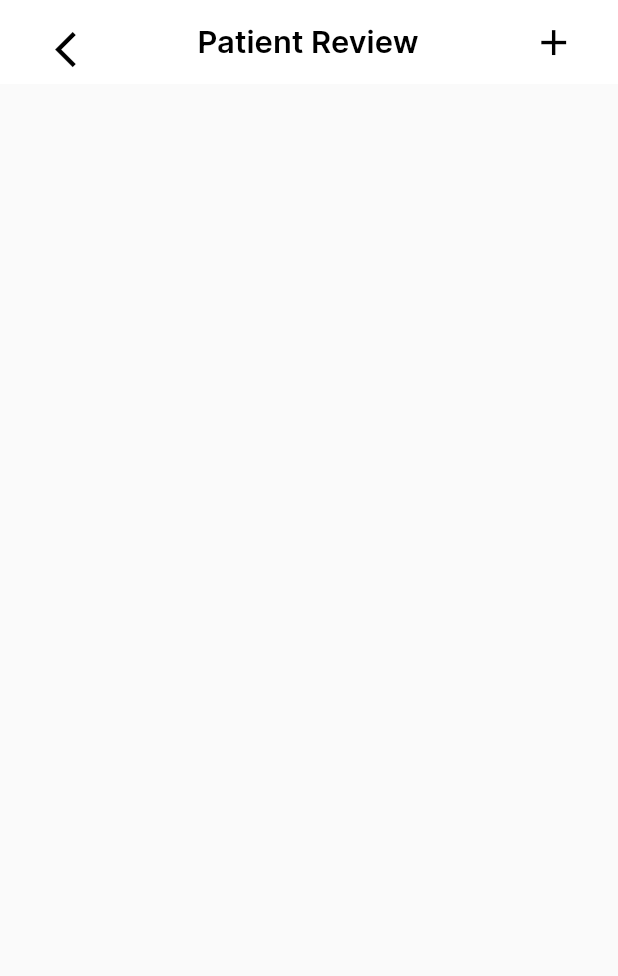
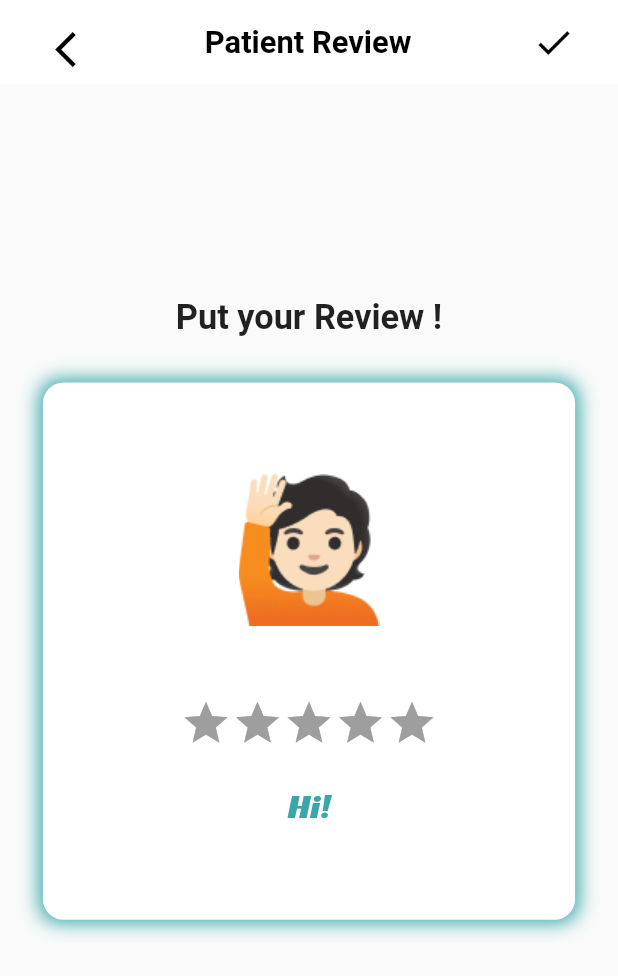
Before and after one commit to Euphoria-Team-Nutri-Mind-App-Website/NutriMind_Flutter, a Flutter app: the PatientAppointmentInDoctor screen opened by its route, after a tap on "Patient review", on a phone screen of 412 x 824 dp. Shown: the top 976 px of the screen. Run offline on Flutter 3.47's test engine with Material 2 defaults, Android fonts, the light colour scheme and no system bars; drawn by our look-alikes of flutter_rating_bar; our stand-ins replace animated_splash_screen, bloc, conditional_builder_null_safety, flutter_bloc, flutter_screenutil, numberpicker and 1 more; missing offline and left inert: flutter_verification_code; Roboto replaces fonts that are missing (Poppins).

Commit message:
Appointment&ReviewScreens_updates

```diff
--- a/lib/main.dart
+++ b/lib/main.dart
@@ -43,34 +43,25 @@ class MyApp extends StatelessWidget {
               'ContinueScreen': (context) => const ContinueScreen(),
               'PatientLoginScreen': (context) => const PatientLoginScreen(),
               'PatientSignUpScreen': (context) => PatientSignUpScreen(),
-              'PatientForgetPassword': (context) =>
-                  const PatientForgetPassword(),
-              'PatientVerificationScreen': (context) =>
-                  const PatientVerificationScreen(),
-              'PatientCreatePasswordScreen': (context) =>
-                  const PatientCreatePasswordScreen(),
+              'PatientForgetPassword': (context) => const PatientForgetPassword(),
+              'PatientVerificationScreen': (context) => const PatientVerificationScreen(),
+              'PatientCreatePasswordScreen': (context) => const PatientCreatePasswordScreen(),
               'PatientSetTallScreen': (context) => const PatientSetTallScreen(),
-              'PatientSetWeightScreen': (context) =>
-                  const PatientSetWeightScreen(),
+              'PatientSetWeightScreen': (context) => const PatientSetWeightScreen(),
               'PatientNavBarScreen': (context) => const PatientNavBarScreen(),
-              'PatientNotificationsScreen': (context) =>
-                  const PatientNotificationsScreen(),
-              'DoctorListForPatientScreen': (context) =>
-                  const DoctorListForPatientScreen(),
+              'PatientNotificationsScreen': (context) => const PatientNotificationsScreen(),
+              'PatientAppointmentInDoctor': (context) => const PatientAppointmentInDoctor(),
+              'PatientBookAppointment': (context) => const PatientBookAppointment(),
+              'PatientReviewScreen': (context) =>  const PatientReviewScreen(),
+              'DoctorListForPatientScreen': (context) => const DoctorListForPatientScreen(),
               'DoctorLoginScreen': (context) => const DoctorLoginScreen(),
               'DoctorSignUpScreen': (context) => const DoctorSignUpScreen(),
               'DoctorForgetPassword': (context) => const DoctorForgetPassword(),
-              'DoctorVerificationScreen': (context) =>
-                  const DoctorVerificationScreen(),
-              'DoctorCreatePasswordScreen': (context) =>
-                  const DoctorCreatePasswordScreen(),
+              'DoctorVerificationScreen': (context) => const DoctorVerificationScreen(),
+              'DoctorCreatePasswordScreen': (context) => const DoctorCreatePasswordScreen(),
               'DoctorScheduleScreen': (context) => const DoctorScheduleScreen(),
               'Doctor_PatientInfo': (context) => const Doctor_PatientInfo(),
-              'PatientAppointmentInDoctor': (context) =>
-                  const PatientAppointmentInDoctor(),
-              'PatientBookAppointment': (context) =>
-                  const PatientBookAppointment(),
-              'PatientReviewScreen': (context) => const PatientReviewScreen()
+
             },
           );
         });
--- a/lib/modules/ui/Patient_screens/patient_appointment/patient_appointment_in_doctor.dart
+++ b/lib/modules/ui/Patient_screens/patient_appointment/patient_appointment_in_doctor.dart
@@ -23,21 +23,14 @@ class _PatientAppointmentInDoctorState
         pageTitle: Row(
           mainAxisAlignment: MainAxisAlignment.center,
           children: [
-            Text(
-              "Patient Info",
-              style: TextStyle(
-                  color: MyColors.black,
-                  fontFamily: 'Inter',
-                  fontWeight: FontWeight.w600,
-                  fontSize: 18.sp),
-            )
+            Image(image: const AssetImage('assets/images/Appointment.png',),width: 120.w,)
           ],
         ),
         actionIcon: [
           Padding(
               padding: EdgeInsets.only(right: 25.sp),
               child: Icon(
-                Icons.menu,
+                Icons.list,
                 color: MyColors.black,
                 size: 25.sp,
               ))
@@ -45,13 +38,13 @@ class _PatientAppointmentInDoctorState
       ),
       body: SingleChildScrollView(
         child: Padding(
-          padding: EdgeInsets.all(18.sp),
+          padding: EdgeInsets.all(25.sp),
           child: Column(
             crossAxisAlignment: CrossAxisAlignment.start,
             children: [
               Container(
-                  height: 247.h,
-                  width: 380.w,
+                  height: 200.h,
+                  width: double.infinity,
                   decoration: BoxDecoration(
                     borderRadius: BorderRadius.circular(12.sp),
                     boxShadow: const [
@@ -68,36 +61,38 @@ class _PatientAppointmentInDoctorState
                     ],
                   ),
                   child: Image.asset("assets/images/doctor2.png")),
-              SizedBox(height: 8.sp),
+              SizedBox(height: 15.sp),
               Row(
                 children: [
                   Text(
                     "Dr.john smith",
                     style: TextStyle(
                         fontWeight: FontWeight.w600,
-                        fontSize: 16.sp,
-                        fontFamily: 'Inter'),
+                        fontSize: 17.sp,
+                        fontFamily: 'Poppins'),
                   ),
-                  SizedBox(width: 44.w),
-                  //Spacer(),
-                  const Row(
+                  const Spacer(),
+                   Row(
                     children: [
                        Icon(
                         Icons.chat,
+                        size: 25.sp,
                         color: MyColors.darkBlue,
                       ),
-                      SizedBox(width: 5),
-                      Text("4.6"),
+                      SizedBox(width:30.w),
+                       Text("4.6",style:TextStyle(fontWeight:FontWeight.w600,fontFamily: 'Poppins',fontSize: 15.sp),),
+                      SizedBox(width: 5.w,),
                        Icon(
                         Icons.star,
-                        color: Colors.yellow,
+                        size: 25.sp,
+                        color:MyColors.yellow,
                       )
                     ],
                   ),
                 ],
               ),
               Padding(
-                padding: EdgeInsets.all(18.sp),
+                padding: EdgeInsets.all(15.sp),
                 child: Column(
                   crossAxisAlignment: CrossAxisAlignment.start,
                   children: [
@@ -108,11 +103,11 @@ class _PatientAppointmentInDoctorState
                           style: TextStyle(
                               fontWeight: FontWeight.w500,
                               fontSize: 16.sp,
-                              fontFamily: 'Inter'),
+                              fontFamily: 'Poppins'),
                         ),
-                        const Text(
+                         Text(
                           "5.00\$",
-                          style: TextStyle(fontFamily: "Poppins"),
+                          style: TextStyle(fontFamily: "Poppins",color: MyColors.grey,fontWeight: FontWeight.w700,fontSize: 15.sp),
                         ),
                       ],
                     ),
@@ -122,11 +117,11 @@ class _PatientAppointmentInDoctorState
                       style: TextStyle(
                           fontWeight: FontWeight.w500,
                           fontSize: 16.sp,
-                          fontFamily: 'Inter'),
+                          fontFamily: 'Poppins'),
                     ),
-                    const Text(
+                     Text(
                       "5 years",
-                      style: TextStyle(fontFamily: "Poppins"),
+                      style: TextStyle(fontFamily: "Poppins",color: MyColors.grey,fontWeight: FontWeight.w500,fontSize: 15.sp),
                     ),
                     SizedBox(height: 10.h),
                     Text(
@@ -134,14 +129,14 @@ class _PatientAppointmentInDoctorState
                       style: TextStyle(
                           fontWeight: FontWeight.w500,
                           fontSize: 16.sp,
-                          fontFamily: 'Inter'),
+                          fontFamily: 'Poppins'),
                     ),
-                    const Text(
+                     Text(
                       "Education at the University of Northern Iowa. "
                       "He received his PhD in Educational Policy"
                       "Studies from the University of"
                       "Wisconsin-Madison in 1971.",
-                      style: TextStyle(fontFamily: "Poppins"),
+                      style: TextStyle(fontFamily: "Poppins",color: MyColors.grey,fontWeight: FontWeight.w500,fontSize: 13.sp),
                     ),
                     SizedBox(height: 10.h),
                     Text(
@@ -149,20 +144,23 @@ class _PatientAppointmentInDoctorState
                       style: TextStyle(
                           fontWeight: FontWeight.w500,
                           fontSize: 16.sp,
-                          fontFamily: 'Inter'),
+                          fontFamily: 'Poppins'),
                     ),
-                    const Text(
+                     Text(
                       "From  9:00 am  to  2:00 pm everyday",
-                      style: TextStyle(fontFamily: "Poppins"),
+                      style: TextStyle(fontFamily: "Poppins",color: MyColors.grey,fontWeight: FontWeight.w500,fontSize: 13.sp),
                     ),
-                    SizedBox(height: 10.h),
+
+                  ],
+                ),
+              ),
               InkWell(
                 onTap: () {
                   Navigator.pushNamed(context, 'PatientReviewScreen');
                 },
                 child: Container(
                   width: double.infinity,
-                        height: 60.h,
+                  height: 50.h,
                   decoration: BoxDecoration(
                     border: Border.all(color: MyColors.darkBlue),
                     color: MyColors.white,
@@ -173,7 +171,7 @@ class _PatientAppointmentInDoctorState
                       "Patient review",
                       style: TextStyle(
                         fontFamily: 'Poppins',
-                              fontSize: 20.sp,
+                        fontSize: 17.sp,
                         fontWeight: FontWeight.w600,
                         color: MyColors.darkBlue,
                       ),
@@ -188,9 +186,6 @@ class _PatientAppointmentInDoctorState
             ],
           ),
         ),
-            ],
-          ),
-        ),
       ),
     );
   }
--- a/lib/modules/ui/Patient_screens/patient_appointment/patient_review_screen.dart
+++ b/lib/modules/ui/Patient_screens/patient_appointment/patient_review_screen.dart
@@ -1,8 +1,10 @@
 import 'package:flutter/cupertino.dart';
 import 'package:flutter/material.dart';
+import 'package:flutter_rating_bar/flutter_rating_bar.dart';
 import 'package:flutter_screenutil/flutter_screenutil.dart';
 
 import '../../../../shared/Constants/colors.dart';
+import '../../../../shared/widgets/review_screen_widgets.dart';
 import '../../../../shared/widgets/screens_widgets.dart';
 
 class PatientReviewScreen extends StatefulWidget {
@@ -13,11 +15,13 @@ class PatientReviewScreen extends StatefulWidget {
 }
 
 class _PatientReviewScreenState extends State<PatientReviewScreen> {
+  double rating =0 ;
+
   @override
   Widget build(BuildContext context) {
     return Scaffold(
       appBar: MyAppBar(
-        backPage: 'DoctorListForPatientScreen',
+        backPage: 'PatientAppointmentInDoctor',
         pageTitle: Row(
           mainAxisAlignment: MainAxisAlignment.center,
           children: [
@@ -25,7 +29,7 @@ class _PatientReviewScreenState extends State<PatientReviewScreen> {
               "Patient Review",
               style: TextStyle(
                   color: MyColors.black,
-                  fontFamily: 'Inter',
+                  fontFamily: 'Poppins',
                   fontWeight: FontWeight.w600,
                   fontSize: 18.sp),
             )
@@ -34,15 +38,82 @@ class _PatientReviewScreenState extends State<PatientReviewScreen> {
         actionIcon: [
           Padding(
               padding: EdgeInsets.only(right: 25.sp),
-              child: Icon(
-                Icons.add,
-                color: MyColors.black,
-                size: 25.sp,
+              child: InkWell(
+                onTap: () {
+                  Navigator.pushNamed(context, 'PatientAppointmentInDoctor');
+                },
+                child: Icon(
+                  Icons.check,
+                  color: MyColors.black,
+                  size: 25.sp,
+                ),
               ))
         ],
       ),
-      body: const Column(
-        children: [],
+      body: Padding(
+        padding: EdgeInsets.only(left: 25.sp, right: 25.sp, bottom: 60.sp),
+        child: Center(
+          child: Column(
+            mainAxisAlignment: MainAxisAlignment.center,
+            crossAxisAlignment: CrossAxisAlignment.center,
+            children: [
+              Text(
+                "Put your Review !",
+                style: TextStyle(
+                    fontSize: 20.sp,
+                    fontWeight: FontWeight.w600,
+                    fontFamily: 'Poppins'),
+              ),
+              SizedBox(height: 25.h),
+              Container(
+                height: 300.h,
+                width: double.infinity,
+                decoration: BoxDecoration(
+                  borderRadius: BorderRadius.circular(12.sp),
+                  boxShadow: const [
+                    BoxShadow(
+                      color: MyColors.darkBlue,
+                      blurRadius: 10.0,
+                      spreadRadius: 2.0,
+                    ), //BoxShadow
+                    BoxShadow(
+                      color: MyColors.white,
+                      blurRadius: 0.0,
+                      spreadRadius: 0.0,
+                    ),
+                  ],
+                ),
+                child: Column(
+                  mainAxisAlignment: MainAxisAlignment.center,
+                  crossAxisAlignment: CrossAxisAlignment.center,
+                  children: [
+                    Emoji(rating: rating),
+                     SizedBox(height: 40.h),
+                    RatingBar.builder(
+                      initialRating: rating,
+                      glow: false,
+                      minRating: 0,
+                      direction: Axis.horizontal,
+                      itemCount: 5,
+                      itemSize: 30.sp,
+                      itemBuilder: (context, _) => const Icon(
+                        Icons.star,
+                        color: Colors.amber,
+                      ),
+                      onRatingUpdate: (value) {
+                        setState(() {
+                          rating = value;
+                        });
+                      },
+                    ),
+                    SizedBox(height: 20.h),
+                    Description(rating: rating)
+                  ],
+                ),
+              ),
+            ],
+          ),
+        ),
       ),
     );
   }
--- /dev/null
+++ b/lib/shared/widgets/review_screen_widgets.dart
@@ -0,0 +1,104 @@
+import 'package:flutter/cupertino.dart';
+import 'package:flutter_screenutil/flutter_screenutil.dart';
+
+import '../Constants/colors.dart';
+
+class Emoji extends StatelessWidget {
+  final double rating;
+
+  const Emoji({required this.rating});
+
+  @override
+  Widget build(BuildContext context) {
+    late Image emoji;
+
+    if (rating == 5) {
+      emoji = Image.asset('assets/images/excellent.png');
+    } else if (rating == 4) {
+      emoji = Image.asset('assets/images/verygood.png');
+    } else if (rating == 3) {
+      emoji = Image.asset('assets/images/good.png');
+    } else if (rating == 2) {
+      emoji = Image.asset('assets/images/nice.png');
+    } else if (rating == 1) {
+      emoji = Image.asset('assets/images/bad.png');
+    } else if ( rating == 0) {
+      emoji = Image.asset('assets/images/hi.png');
+    }
+    return emoji;
+  }
+}
+
+class Description extends StatelessWidget {
+  final double rating;
+
+  const Description({required this.rating});
+
+  @override
+  Widget build(BuildContext context) {
+    late Text feel;
+
+    if (rating == 5) {
+      feel = Text(
+        'Excellent',
+        style: TextStyle(
+          color: MyColors.darkBlue,
+          fontFamily: 'RacingSansOne',
+          fontWeight: FontWeight.w400,
+          fontSize: 20.sp,
+        ),
+      );
+    } else if (rating == 4) {
+      feel = Text(
+        'Very Good',
+        style: TextStyle(
+          color: MyColors.darkBlue,
+          fontFamily: 'RacingSansOne',
+          fontWeight: FontWeight.w400,
+          fontSize: 20.sp,
+        ),
+      );
+    } else if (rating == 3) {
+      feel = Text(
+        'Good',
+        style: TextStyle(
+          color: MyColors.darkBlue,
+          fontFamily: 'RacingSansOne',
+          fontWeight: FontWeight.w400,
+          fontSize: 20.sp,
+        ),
+      );
+    } else if (rating == 2) {
+      feel = Text(
+        'Nice',
+        style: TextStyle(
+          color: MyColors.darkBlue,
+          fontFamily: 'RacingSansOne',
+          fontWeight: FontWeight.w400,
+          fontSize: 20.sp,
+        ),
+      );
+    } else if (rating == 1) {
+      feel = Text(
+        'Bad',
+        style: TextStyle(
+          color: MyColors.darkBlue,
+          fontFamily: 'RacingSansOne',
+          fontWeight: FontWeight.w400,
+          fontSize: 20.sp,
+        ),
+      );
+    } else if (rating == 0) {
+      feel = Text(
+        'Hi!',
+        style: TextStyle(
+          color: MyColors.darkBlue,
+          fontFamily: 'RacingSansOne',
+          fontWeight: FontWeight.w400,
+          fontSize: 20.sp,
+        ),
+      );
+    }
+    return feel;
+  }
+}
--- a/lib/shared/widgets/screens_widgets.dart
+++ b/lib/shared/widgets/screens_widgets.dart
@@ -64,7 +64,7 @@ class MyBlueButton extends StatelessWidget {
       },
       child: Container(
         width: double.infinity,
-        height: 60.h,
+        height: 55.h,
         decoration: BoxDecoration(
           color: MyColors.darkBlue,
           borderRadius: BorderRadius.circular(10.r),
--- a/pubspec.yaml
+++ b/pubspec.yaml
@@ -27,7 +27,7 @@ dependencies:
   dio: ^5.3.2
   shared_preferences: ^2.2.1
   conditional_builder_null_safety: ^0.0.6
-
+  flutter_rating_bar: ^4.0.1
 
 dev_dependencies:
   flutter_test:
@@ -48,3 +48,6 @@ flutter:
         - asset: assets/fonts/Inter-Bold.ttf
         - asset: assets/fonts/Inter-Regular.ttf
         - asset: assets/fonts/Inter-SemiBold.ttf
+    - family: RacingSansOne
+      fonts:
+        - asset: assets/fonts/RacingSansOne-Regular.ttf
```
Also changed, not shown: assets/fonts/RacingSansOne-Regular.ttf (added), assets/images/Appointment.png (added), assets/images/bad.png (added), assets/images/excellent.png (added), assets/images/good.png (added), assets/images/hi.png (added), assets/images/nice.png (added), assets/images/verygood.png (added), lib/generated/assets.dart, pubspec.lock. Lines whose indentation alone changed are shown as unchanged.
